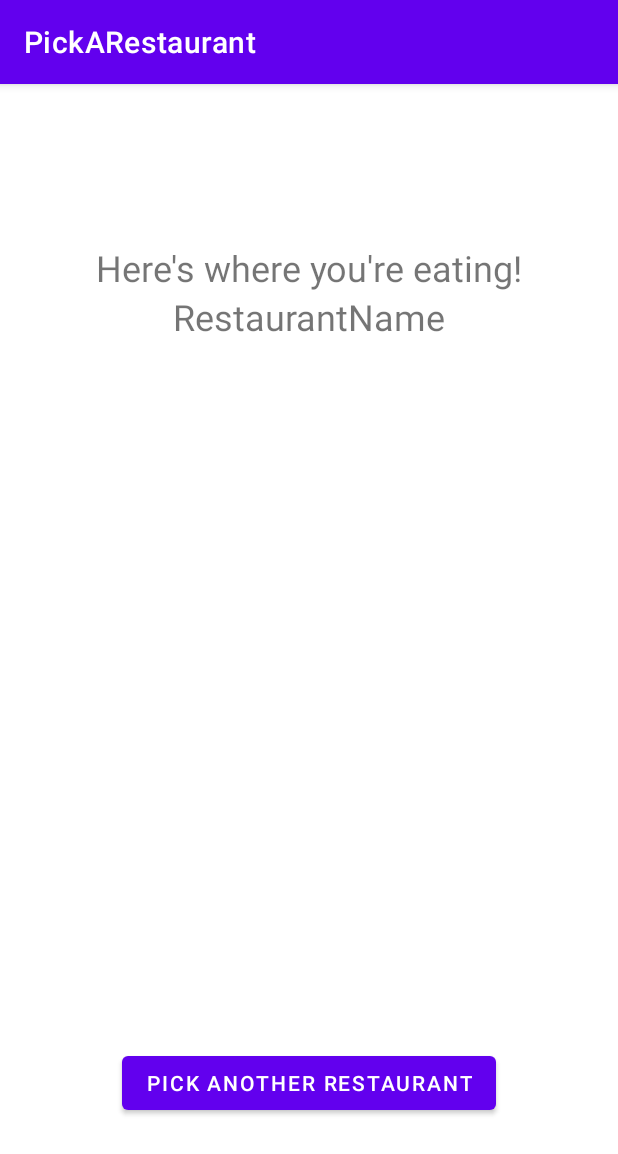
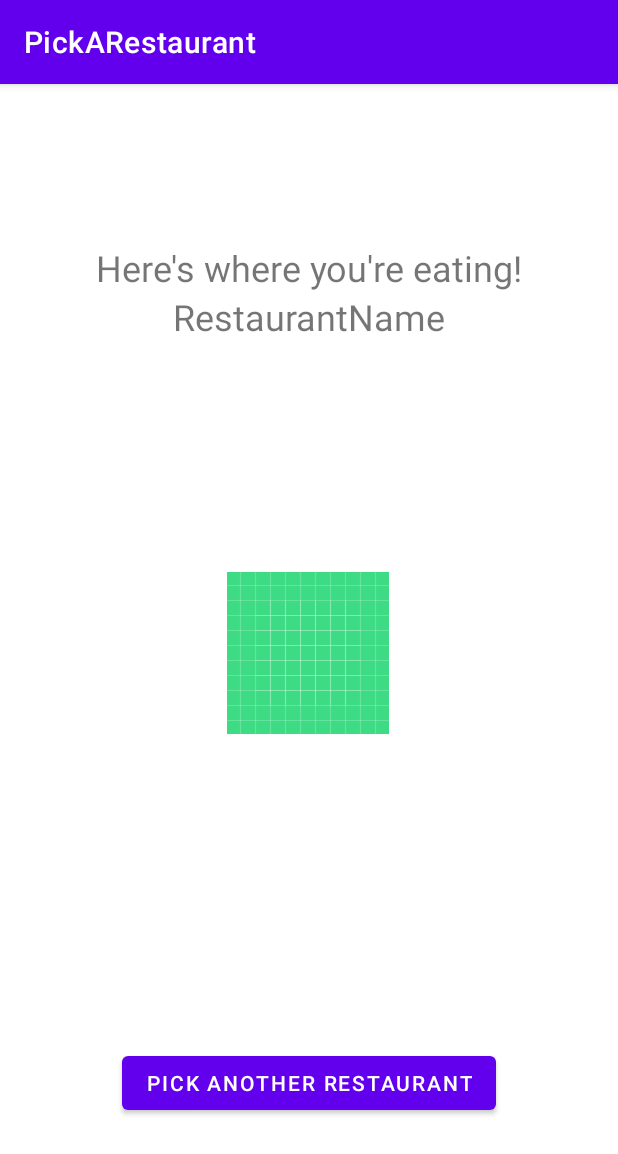
Before and after one commit to steve8D/PickARestaurant, an Android app: the ResultFragment screen opened through its navigation route, on a phone screen of 412 x 824 dp. Shown: the top 1154 px of the screen. Run offline under Robolectric (Android 15) with nearby library versions, the phone set to English and light mode, and no system bars; our stand-ins replace data binding.

Commit message:
Added animation between fragments

```diff
--- a/app/src/main/res/layout/fragment_result.xml
+++ b/app/src/main/res/layout/fragment_result.xml
@@ -30,6 +30,19 @@
             app:layout_constraintTop_toTopOf="parent"
             app:layout_constraintVertical_bias="0.144" />
 
+        <ImageView
+            android:id="@+id/restaurantImageView"
+            android:layout_width="wrap_content"
+            android:layout_height="200sp"
+            android:contentDescription="This image will display the image of the restaurant from Google API"
+            android:src="@drawable/ic_launcher_background"
+            app:layout_constraintBottom_toBottomOf="parent"
+            app:layout_constraintEnd_toEndOf="parent"
+            app:layout_constraintHorizontal_bias="0.498"
+            app:layout_constraintStart_toStartOf="parent"
+            app:layout_constraintTop_toBottomOf="@+id/restaurantNameText"
+            app:layout_constraintVertical_bias="0.273" />
+
         <Button
             android:id="@+id/pickRestaurantAgainButton"
             android:layout_width="wrap_content"
@@ -40,18 +53,5 @@
             app:layout_constraintStart_toStartOf="parent"
             app:layout_constraintTop_toBottomOf="@+id/resultText"
             app:layout_constraintVertical_bias="0.866" />
-
-        <ImageView
-            android:id="@+id/restaurantImageView"
-            android:layout_width="wrap_content"
-            android:layout_height="200sp"
-            android:contentDescription="This image will display the image of the restaurant from Google API"
-            app:layout_constraintBottom_toBottomOf="parent"
-            app:layout_constraintEnd_toEndOf="parent"
-            app:layout_constraintHorizontal_bias="0.0"
-            app:layout_constraintStart_toStartOf="parent"
-            app:layout_constraintTop_toBottomOf="@+id/restaurantNameText"
-            app:layout_constraintVertical_bias="0.273"
-            tools:src="@tools:sample/backgrounds/scenic" />
     </androidx.constraintlayout.widget.ConstraintLayout>
 </layout>
--- a/app/src/main/res/navigation/navigation.xml
+++ b/app/src/main/res/navigation/navigation.xml
@@ -12,7 +12,9 @@
         tools:layout="@layout/fragment_title" >
         <action
             android:id="@+id/action_titleFragment_to_loadingFragment"
-            app:destination="@id/loadingFragment" />
+            app:destination="@id/loadingFragment"
+            app:enterAnim="@anim/nav_default_enter_anim"
+            app:exitAnim="@anim/nav_default_exit_anim" />
     </fragment>
     <fragment
         android:id="@+id/resultFragment"
@@ -21,7 +23,9 @@
         tools:layout="@layout/fragment_result" >
         <action
             android:id="@+id/action_resultFragment_to_loadingFragment"
-            app:destination="@id/loadingFragment" />
+            app:destination="@id/loadingFragment"
+            app:popEnterAnim="@anim/nav_default_pop_enter_anim"
+            app:popExitAnim="@anim/nav_default_pop_exit_anim" />
     </fragment>
     <fragment
         android:id="@+id/loadingFragment"
@@ -31,7 +35,12 @@
         <action
             android:id="@+id/action_loadingFragment_to_resultFragment"
             app:destination="@id/resultFragment"
-            app:popUpTo="@id/loadingFragment"
-            app:popUpToInclusive="true" />
+            app:enterAnim="@anim/nav_default_enter_anim"
+            app:exitAnim="@anim/nav_default_exit_anim"
+            app:popUpTo="@id/titleFragment"
+            app:popUpToInclusive="false" />
+        <argument
+            android:name="restaurantName"
+            app:argType="string" />
     </fragment>
 </navigation>
```
